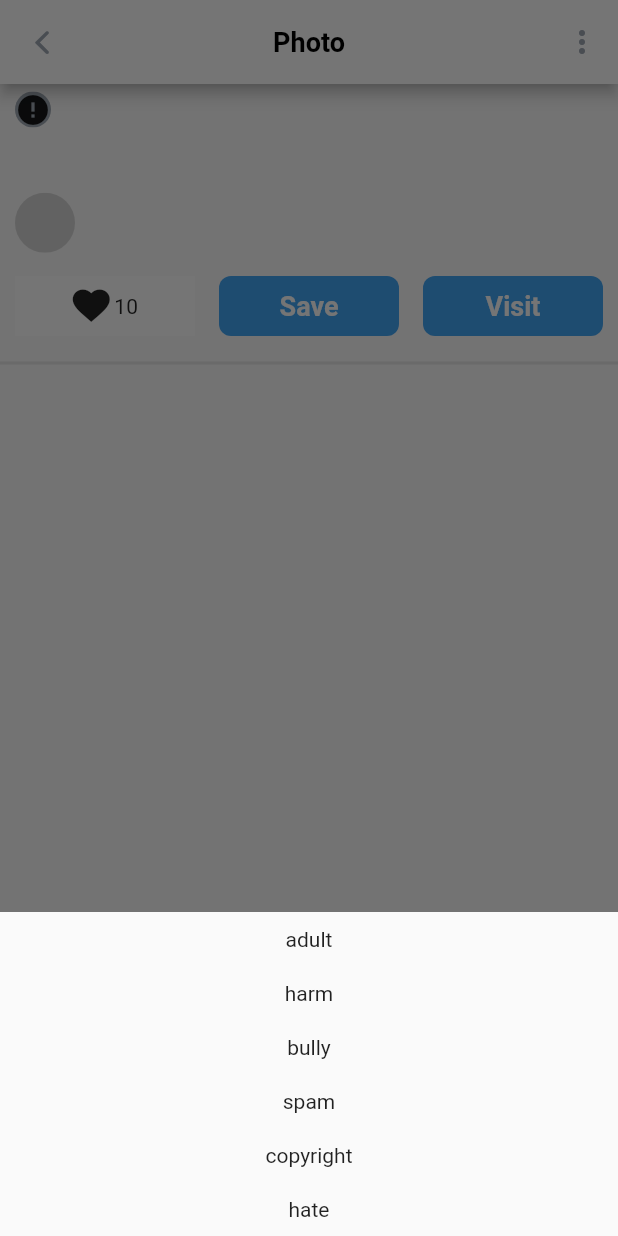
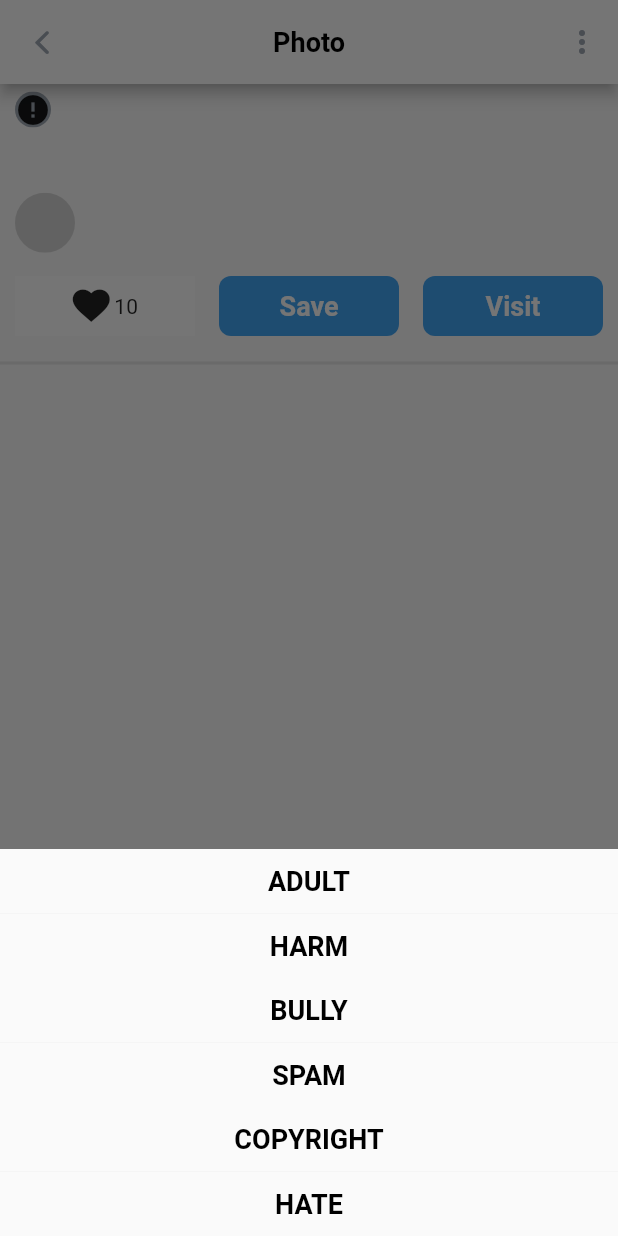
Before and after one commit to igbes/skill_branch_flutter, a Flutter app: the FullScreenImage screen opened directly with empty values, after a tap on the "more vert" icon, on a phone screen of 412 x 824 dp. Run offline on Flutter 3.47's test engine with Material 2 defaults, Android fonts, the phone set to English and light mode, and no system bars; drawn by our look-alikes of cached_network_image; our stand-ins replace connectivity; network calls fail.

Commit message:
hometask_5

```diff
--- a/lib/widgets/claim_bottom_sheet.dart
+++ b/lib/widgets/claim_bottom_sheet.dart
@@ -45,7 +45,10 @@ class ClaimBottomSheet extends StatelessWidget {
         child: Container(
           padding: EdgeInsets.symmetric(vertical: 10),
           alignment: Alignment.center,
-          child: Text(text),
+          child: Text(
+            text.toUpperCase(),
+            style: Theme.of(context).textTheme.headline1,
+          ),
         ),
         onTap: () {
           Navigator.pop(context);
```
